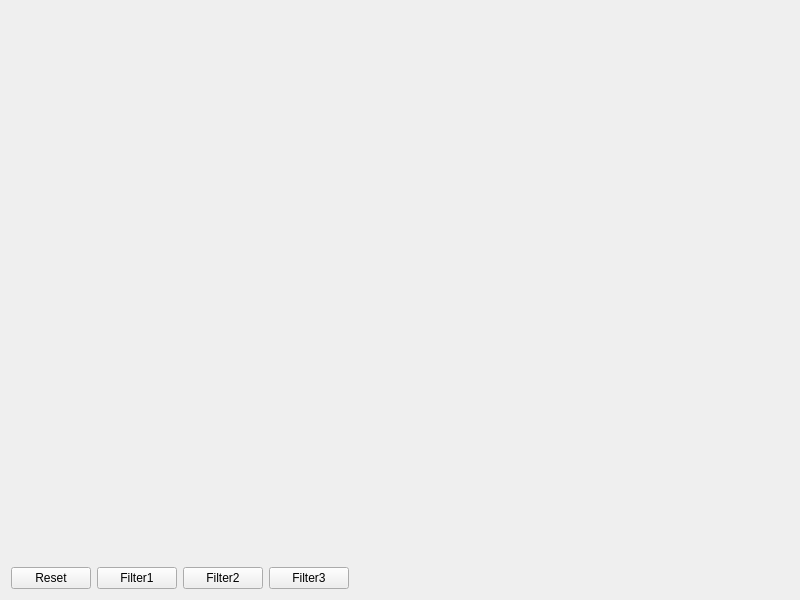
MyJules/ProjektZespolowy, file ImgDetect/mainwidget.ui: the form before one commit.
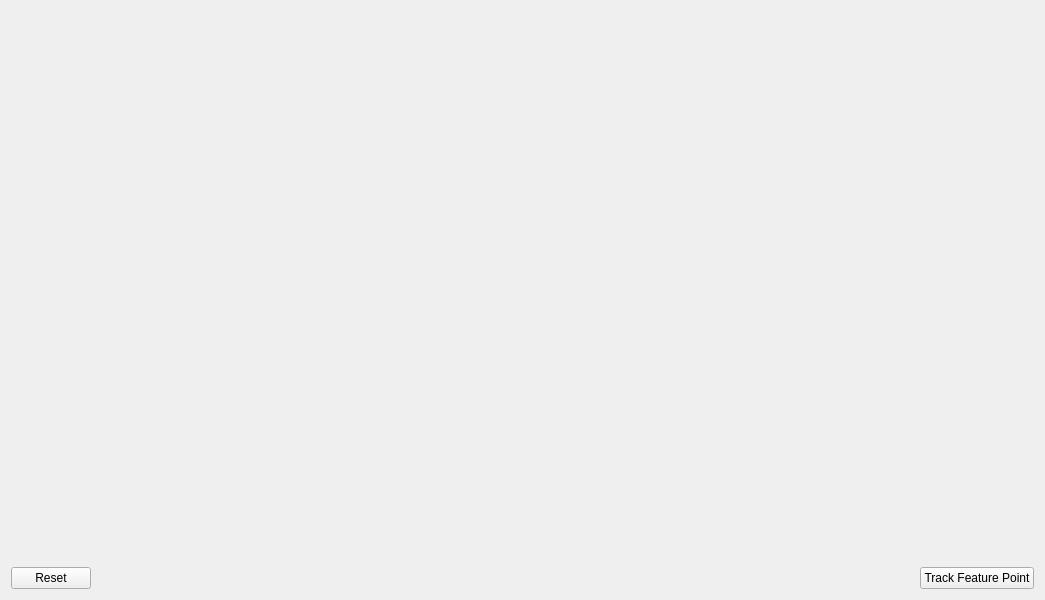
The form after the commit.

Commit message: Simple Feature Detection

Patch:
```diff
--- a/ImgDetect/mainwidget.ui
+++ b/ImgDetect/mainwidget.ui
@@ -6,34 +6,21 @@
    <rect>
     <x>0</x>
     <y>0</y>
-    <width>800</width>
+    <width>1045</width>
     <height>600</height>
    </rect>
   </property>
+  <property name="sizePolicy">
+   <sizepolicy hsizetype="Preferred" vsizetype="Preferred">
+    <horstretch>0</horstretch>
+    <verstretch>0</verstretch>
+   </sizepolicy>
+  </property>
   <property name="windowTitle">
    <string>MainWidget</string>
   </property>
   <layout class="QGridLayout" name="gridLayout">
-   <item row="3" column="0">
-    <widget class="QLabel" name="imageLabel">
-     <property name="enabled">
-      <bool>true</bool>
-     </property>
-     <property name="sizePolicy">
-      <sizepolicy hsizetype="Preferred" vsizetype="Preferred">
-       <horstretch>0</horstretch>
-       <verstretch>0</verstretch>
-      </sizepolicy>
-     </property>
-     <property name="text">
-      <string/>
-     </property>
-     <property name="alignment">
-      <set>Qt::AlignLeading|Qt::AlignLeft|Qt::AlignTop</set>
-     </property>
-    </widget>
-   </item>
-   <item row="4" column="0">
+   <item row="2" column="0">
     <layout class="QHBoxLayout" name="horizontalLayout">
      <item>
       <widget class="QPushButton" name="resetButton">
@@ -42,27 +29,6 @@
        </property>
       </widget>
      </item>
-     <item>
-      <widget class="QPushButton" name="filterButton">
-       <property name="text">
-        <string>Filter1</string>
-       </property>
-      </widget>
-     </item>
-     <item>
-      <widget class="QPushButton" name="filterButton1">
-       <property name="text">
-        <string>Filter2</string>
-       </property>
-      </widget>
-     </item>
-     <item>
-      <widget class="QPushButton" name="filterButton2">
-       <property name="text">
-        <string>Filter3</string>
-       </property>
-      </widget>
-     </item>
      <item>
       <spacer name="horizontalSpacer">
        <property name="orientation">
@@ -76,8 +42,44 @@
        </property>
       </spacer>
      </item>
+     <item>
+      <widget class="QLabel" name="algorythmWorkTime">
+       <property name="tabletTracking">
+        <bool>false</bool>
+       </property>
+       <property name="text">
+        <string/>
+       </property>
+      </widget>
+     </item>
+     <item>
+      <widget class="QPushButton" name="trackFeaturePointButton">
+       <property name="text">
+        <string>Track Feature Point</string>
+       </property>
+      </widget>
+     </item>
     </layout>
    </item>
+   <item row="0" column="0">
+    <widget class="QLabel" name="videoOutput">
+     <property name="sizePolicy">
+      <sizepolicy hsizetype="Preferred" vsizetype="Expanding">
+       <horstretch>0</horstretch>
+       <verstretch>0</verstretch>
+      </sizepolicy>
+     </property>
+     <property name="frameShape">
+      <enum>QFrame::NoFrame</enum>
+     </property>
+     <property name="frameShadow">
+      <enum>QFrame::Plain</enum>
+     </property>
+     <property name="text">
+      <string/>
+     </property>
+    </widget>
+   </item>
   </layout>
  </widget>
  <resources/>
```
The commit also changes 9 other files.
